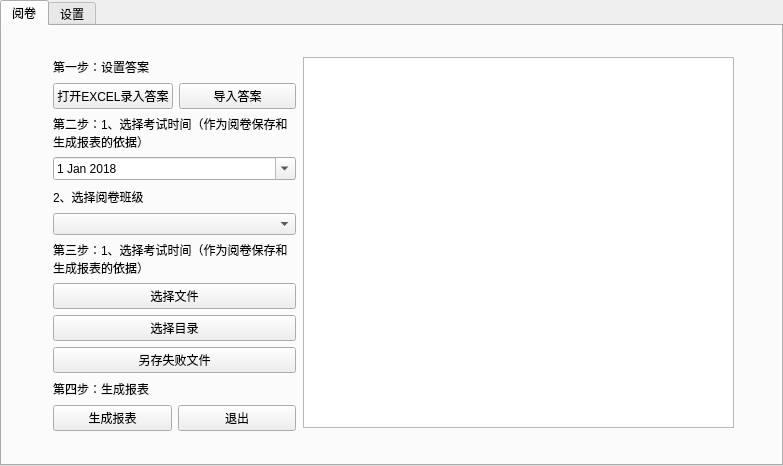
Old version of the form ScanWindow.ui in the repository r53127/MyScan.
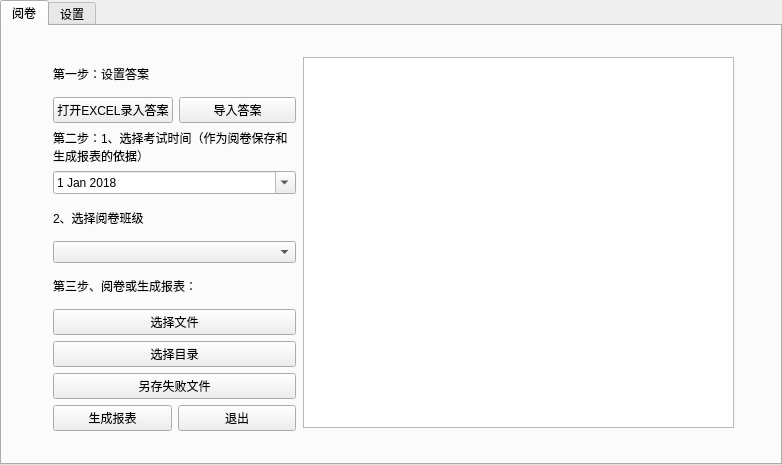
New version of the form.

```diff
--- a/ScanWindow.ui
+++ b/ScanWindow.ui
@@ -6,8 +6,8 @@
    <rect>
     <x>0</x>
     <y>0</y>
-    <width>783</width>
-    <height>466</height>
+    <width>782</width>
+    <height>465</height>
    </rect>
   </property>
   <property name="windowTitle">
@@ -30,7 +30,7 @@
      </rect>
     </property>
    </widget>
-   <widget class="QWidget" name="">
+   <widget class="QWidget" name="layoutWidget">
     <property name="geometry">
      <rect>
       <x>51</x>
@@ -150,7 +150,7 @@
         <number>3</number>
        </property>
        <property name="text">
-        <string>第三步：1、选择考试时间（作为阅卷保存和生成报表的依据）</string>
+        <string>第三步、阅卷或生成报表：</string>
        </property>
        <property name="textFormat">
         <enum>Qt::PlainText</enum>
@@ -184,13 +184,6 @@
        </property>
       </widget>
      </item>
-     <item>
-      <widget class="QLabel" name="label_2">
-       <property name="text">
-        <string>第四步：生成报表</string>
-       </property>
-      </widget>
-     </item>
      <item>
       <layout class="QHBoxLayout" name="horizontalLayout_2">
        <item>
```
